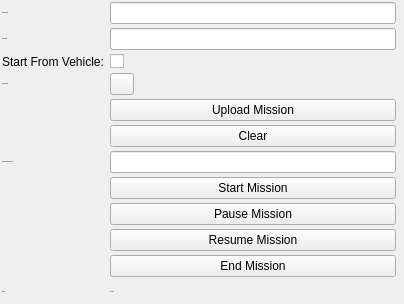
This is mission_command_centre/mapviz_plugins/ui/plan_mission_config.ui in hannahvsawiuk/PropBot as Qt 5 draws it before an edit. The edited form follows.
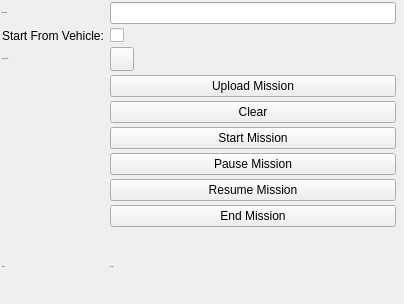
This is the edited form. Custom widgets are drawn as their Qt base class.

Commit message: hardcoded mission topics

What changed in the file:
```diff
--- a/mission_command_centre/mapviz_plugins/ui/plan_mission_config.ui
+++ b/mission_command_centre/mapviz_plugins/ui/plan_mission_config.ui
@@ -65,18 +65,6 @@
      </property>
     </widget>
    </item>
-   <item row="2" column="0">
-    <widget class="QLabel" name="label">
-     <property name="font">
-      <font>
-       <pointsize>-1</pointsize>
-      </font>
-     </property>
-     <property name="text">
-      <string>Mission Topic:</string>
-     </property>
-    </widget>
-   </item>
    <item row="6" column="2">
     <widget class="mapviz::ColorButton" name="color">
      <property name="maximumSize">
@@ -96,15 +84,6 @@
      </property>
     </widget>
    </item>
-   <item row="2" column="2">
-    <widget class="QLineEdit" name="mission_topic">
-     <property name="font">
-      <font>
-       <pointsize>-1</pointsize>
-      </font>
-     </property>
-    </widget>
-   </item>
    <item row="7" column="2">
     <widget class="QPushButton" name="upload_mission">
      <property name="text">
@@ -157,21 +136,6 @@
      </property>
     </widget>
    </item>
-    <item row="12" column="0">
-    <widget class="QLabel" name="label_6">
-     <property name="font">
-      <font>
-       <pointsize>-1</pointsize>
-      </font>
-     </property>
-     <property name="text">
-      <string>Mission Command Topic:</string>
-     </property>
-    </widget>
-   </item>
-    <item row="12" column="2">
-    <widget class="QLineEdit" name="mission_command_topic"/>
-   </item>
 
    <item row="13" column="2">
     <widget class="QPushButton" name="start_mission">
```
The commit also changes 3 other files.
